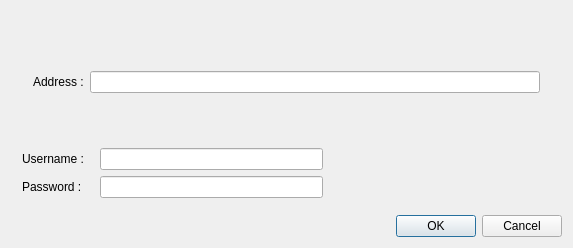
Before: the Qt Designer form HeaderAndUi/NewDownloadUrlWidget.ui in hamedshakib/New-Download-Manager, drawn with Qt 5.
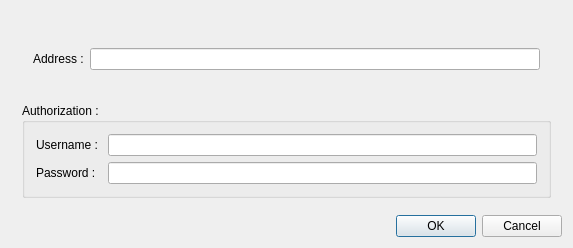
After: the same form once the commit is applied.

Commit message: add Username and Password To Download

```diff
--- a/HeaderAndUi/NewDownloadUrlWidget.ui
+++ b/HeaderAndUi/NewDownloadUrlWidget.ui
@@ -21,53 +21,7 @@
    <item row="0" column="0" colspan="2">
     <widget class="QWidget" name="widget" native="true">
      <layout class="QGridLayout" name="gridLayout_2">
-      <item row="1" column="2">
-       <widget class="QLineEdit" name="lineEdit"/>
-      </item>
-      <item row="2" column="0">
-       <widget class="QLabel" name="label_2">
-        <property name="text">
-         <string>Password : </string>
-        </property>
-       </widget>
-      </item>
-      <item row="2" column="3">
-       <spacer name="horizontalSpacer_2">
-        <property name="orientation">
-         <enum>Qt::Horizontal</enum>
-        </property>
-        <property name="sizeHint" stdset="0">
-         <size>
-          <width>40</width>
-          <height>20</height>
-         </size>
-        </property>
-       </spacer>
-      </item>
-      <item row="1" column="3">
-       <spacer name="horizontalSpacer">
-        <property name="orientation">
-         <enum>Qt::Horizontal</enum>
-        </property>
-        <property name="sizeHint" stdset="0">
-         <size>
-          <width>40</width>
-          <height>20</height>
-         </size>
-        </property>
-       </spacer>
-      </item>
-      <item row="2" column="2">
-       <widget class="QLineEdit" name="lineEdit_2"/>
-      </item>
-      <item row="1" column="0">
-       <widget class="QLabel" name="label_3">
-        <property name="text">
-         <string>Username : </string>
-        </property>
-       </widget>
-      </item>
-      <item row="0" column="0" colspan="4">
+      <item row="0" column="0" colspan="3">
        <widget class="QWidget" name="widget_2" native="true">
         <layout class="QGridLayout" name="gridLayout_3">
          <item row="0" column="0">
@@ -83,6 +37,39 @@
         </layout>
        </widget>
       </item>
+      <item row="1" column="0" colspan="3">
+       <widget class="QGroupBox" name="groupBox">
+        <property name="title">
+         <string>Authorization : </string>
+        </property>
+        <layout class="QGridLayout" name="gridLayout_4">
+         <item row="0" column="0">
+          <widget class="QLabel" name="label_3">
+           <property name="text">
+            <string>Username : </string>
+           </property>
+          </widget>
+         </item>
+         <item row="0" column="1">
+          <widget class="QLineEdit" name="Username_lineEdit"/>
+         </item>
+         <item row="1" column="0">
+          <widget class="QLabel" name="label_2">
+           <property name="text">
+            <string>Password : </string>
+           </property>
+          </widget>
+         </item>
+         <item row="1" column="1">
+          <widget class="QLineEdit" name="Password_lineEdit">
+           <property name="echoMode">
+            <enum>QLineEdit::PasswordEchoOnEdit</enum>
+           </property>
+          </widget>
+         </item>
+        </layout>
+       </widget>
+      </item>
      </layout>
     </widget>
    </item>
```
The commit also changes 10 other files.
